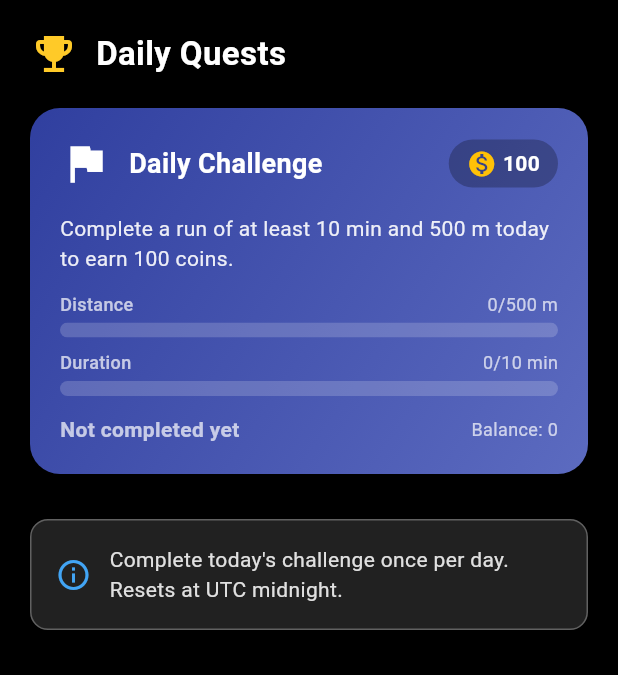
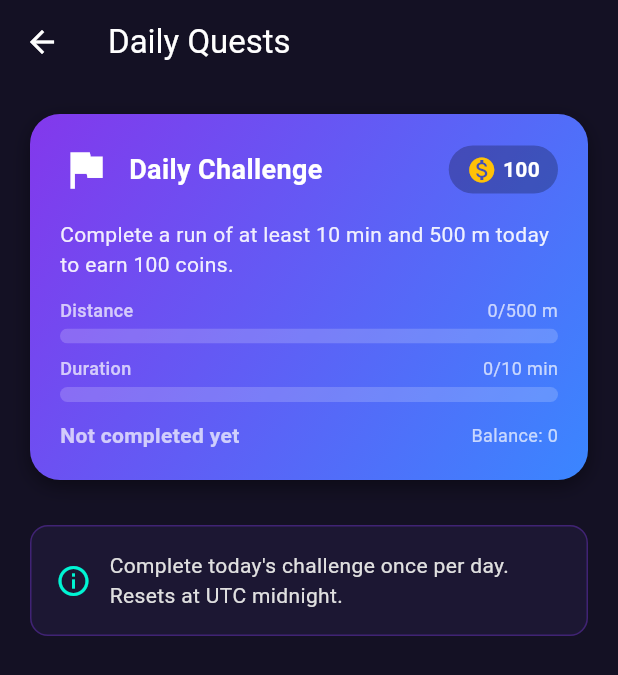
Before and after one commit to DevAnuragT/Trackt, a Flutter app: the DailyQuestsView screen opened directly, on a phone screen of 412 x 824 dp. Shown: the top 675 px of the screen. Run offline on Flutter 3.47's test engine with Material 3 defaults, Android fonts, the phone set to English and light mode, and no system bars; our stand-ins replace device_info_plus, flutter_colorpicker, flutter_dotenv, geolocator, get, google_sign_in and 2 more; missing offline and left inert: mapbox_maps_flutter, web3dart; accounts and stored records are empty; network calls fail; statements that could not run were skipped.

Commit message:
ui(quests): Monad theme + flatten redundant layout nesting

```diff
--- a/lib/views/daily_quests/daily_quests_view.dart
+++ b/lib/views/daily_quests/daily_quests_view.dart
@@ -18,29 +18,17 @@ class DailyQuestsView extends StatelessWidget {
 
   @override
   Widget build(BuildContext context) {
-    return Container(
-      color: Colors.black,
-      child: SafeArea(
-        child:
-    Scaffold(
-      backgroundColor: Colors.black87,
-      body: Padding(
+    return Scaffold(
+      backgroundColor: const Color(0xFF141124),
+      appBar: AppBar(
+        title: const Text('Daily Quests'),
+        backgroundColor: const Color(0xFF141124),
+        foregroundColor: Colors.white,
+        elevation: 0,
+      ),
+      body: ListView(
         padding: const EdgeInsets.all(20.0),
-    child: Column(
-          children: [
-      // Header (reduced spacing & font size)
-      Row(
-              children: [
-                Icon(
-                  Icons.emoji_events,
-                  size: 32,
-                  color: Colors.amber[400],
-                ),
-                const SizedBox(width: 12),
-        const Text('Daily Quests', style: TextStyle(fontSize: 22, fontWeight: FontWeight.w600, color: Colors.white)),
-              ],
-            ),
-      const SizedBox(height: 20),
+        children: [
             // Daily Challenge Card
             Builder(
               builder: (context) {
@@ -57,7 +45,7 @@ class DailyQuestsView extends StatelessWidget {
                       gradient: LinearGradient(
                         colors: completed
                             ? [Colors.green[600]!, Colors.green[400]!]
-                            : [Colors.indigo[700]!, Colors.indigo[400]!],
+                            : [const Color(0xFF8338EC), const Color(0xFF3A86FF)],
                         begin: Alignment.topLeft,
                         end: Alignment.bottomRight,
                       ),
@@ -163,15 +151,15 @@ class DailyQuestsView extends StatelessWidget {
             Container(
               padding: const EdgeInsets.all(16),
               decoration: BoxDecoration(
-                color: Colors.grey[900],
+                color: const Color(0xFF1C1733),
                 borderRadius: BorderRadius.circular(12),
-                border: Border.all(color: Colors.grey[700]!),
+                border: Border.all(color: const Color(0xFF8338EC).withValues(alpha: 0.35)),
               ),
               child: Row(
                 children: [
-                  Icon(
+                  const Icon(
                     Icons.info_outline,
-                    color: Colors.blue[400],
+                    color: Color(0xFF00F5D4),
                     size: 24,
                   ),
                   const SizedBox(width: 12),
@@ -189,8 +177,6 @@ class DailyQuestsView extends StatelessWidget {
             ),
           ],
         ),
-      ),
-    ),),
     );
   }
 }
```
